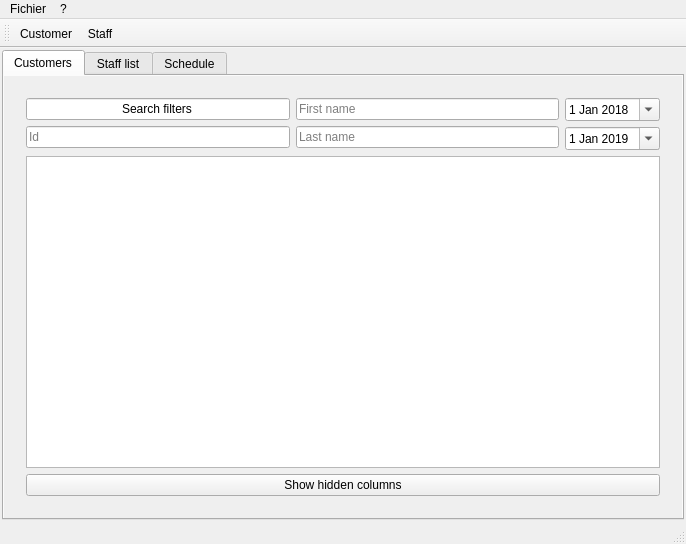
Above: Projet/MainWindow.ui from RakSrinaNa/DI4---QT before the change. Below: the same form after it.
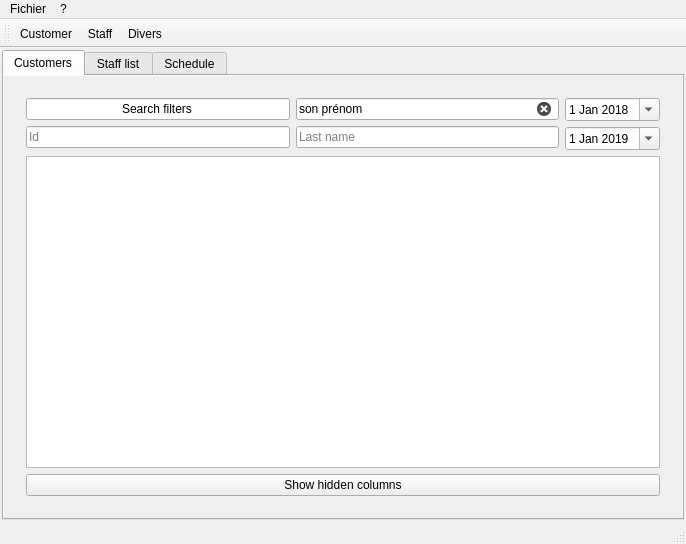
That is the form after the change. Icons and pictures are not drawn.

```diff
--- a/Projet/MainWindow.ui
+++ b/Projet/MainWindow.ui
@@ -151,6 +151,9 @@
               <layout class="QVBoxLayout" name="verticalLayout_7">
                <item>
                 <widget class="QLineEdit" name="firstNameEdit">
+                 <property name="text">
+                  <string>son prénom</string>
+                 </property>
                  <property name="placeholderText">
                   <string>First name</string>
                  </property>
@@ -371,6 +374,7 @@
    </attribute>
    <addaction name="actionCustomer"/>
    <addaction name="actionStaff"/>
+   <addaction name="actionDivers"/>
   </widget>
   <widget class="QStatusBar" name="statusBar"/>
   <action name="actionCustomer">
@@ -415,6 +419,15 @@
     <string>Exit</string>
    </property>
   </action>
+  <action name="actionDivers">
+   <property name="icon">
+    <iconset resource="resources.qrc">
+     <normaloff>:/Resources/mohand.png</normaloff>:/Resources/mohand.png</iconset>
+   </property>
+   <property name="text">
+    <string>Divers</string>
+   </property>
+  </action>
  </widget>
  <layoutdefault spacing="6" margin="11"/>
  <resources>
```
Left out of the diff: 4 changed lines with no effect on the pictures.
